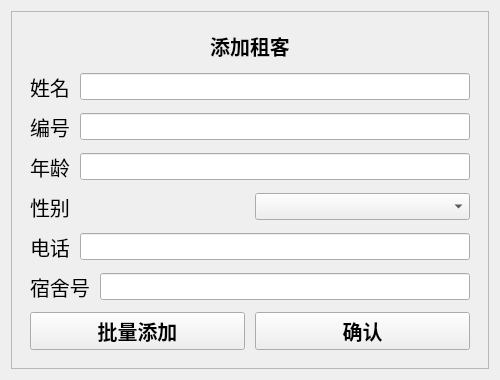
Above: ui/tenantManagement.ui from JGSU-SoftwareEngineering/UtilityManagementSystem before the change. Below: the same form after it.
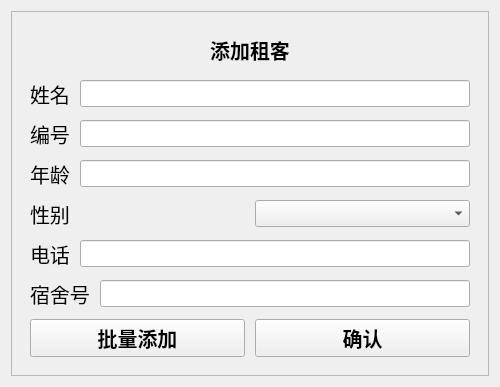
That is the form after the change. Custom widgets are drawn as their Qt base class.

Patch:
```diff
--- a/ui/tenantManagement.ui
+++ b/ui/tenantManagement.ui
@@ -7,7 +7,7 @@
     <x>0</x>
     <y>0</y>
     <width>500</width>
-    <height>348</height>
+    <height>387</height>
    </rect>
   </property>
   <property name="maximumSize">
@@ -41,7 +41,7 @@
          <string notr="true"/>
         </property>
         <widget class="QWidget" name="addTenant">
-         <layout class="QVBoxLayout" name="verticalLayout_4" stretch="0,2,2,2,2,2,0,2">
+         <layout class="QVBoxLayout" name="verticalLayout_4" stretch="1,2,2,2,2,2,2,2">
           <property name="spacing">
            <number>10</number>
           </property>
```
Left out of the diff: 6 changed lines with no effect on the pictures.
